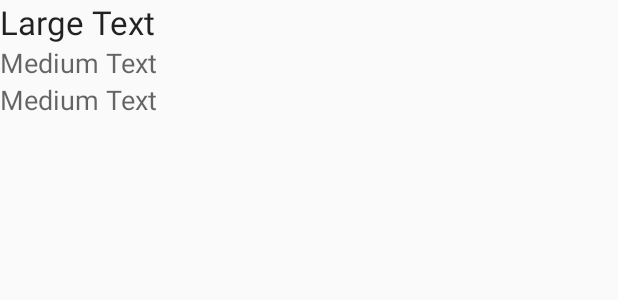
After one commit to juancruzgs/RemindMeTV, an Android app: the layout list_shows_entry.xml on its own in the app's theme, with its tools: preview values and no code run, on a phone screen of 412 x 824 dp. The commit adds this screen. Shown: the top 300 px of the screen. Run offline under Robolectric (Android 15) with nearby library versions, the phone set to English and light mode, and no system bars.

Commit message:
ListView

```diff
--- /dev/null
+++ b/app/src/main/res/layout/list_shows_entry.xml
@@ -0,0 +1,26 @@
+<?xml version="1.0" encoding="utf-8"?>
+<LinearLayout xmlns:android="http://schemas.android.com/apk/res/android"
+    android:orientation="vertical" android:layout_width="match_parent"
+    android:layout_height="match_parent">
+
+    <TextView
+        android:layout_width="wrap_content"
+        android:layout_height="wrap_content"
+        android:textAppearance="?android:attr/textAppearanceLarge"
+        android:text="Large Text"
+        android:id="@+id/text_view_show_name" />
+
+    <TextView
+        android:layout_width="wrap_content"
+        android:layout_height="wrap_content"
+        android:textAppearance="?android:attr/textAppearanceMedium"
+        android:text="Medium Text"
+        android:id="@+id/text_view_show_channel" />
+
+    <TextView
+        android:layout_width="wrap_content"
+        android:layout_height="wrap_content"
+        android:textAppearance="?android:attr/textAppearanceMedium"
+        android:text="Medium Text"
+        android:id="@+id/text_view_show_category" />
+</LinearLayout>
```
Also changed, not shown: app/src/main/java/com/mobilemakers/remindmetv/ShowsListActivity.java (+1 -22 lines), app/src/main/java/com/mobilemakers/remindmetv/ShowsListFragment.java (added, +24 -0 lines), app/src/main/res/layout/fragment_shows_list.xml (+7 -1 lines).
